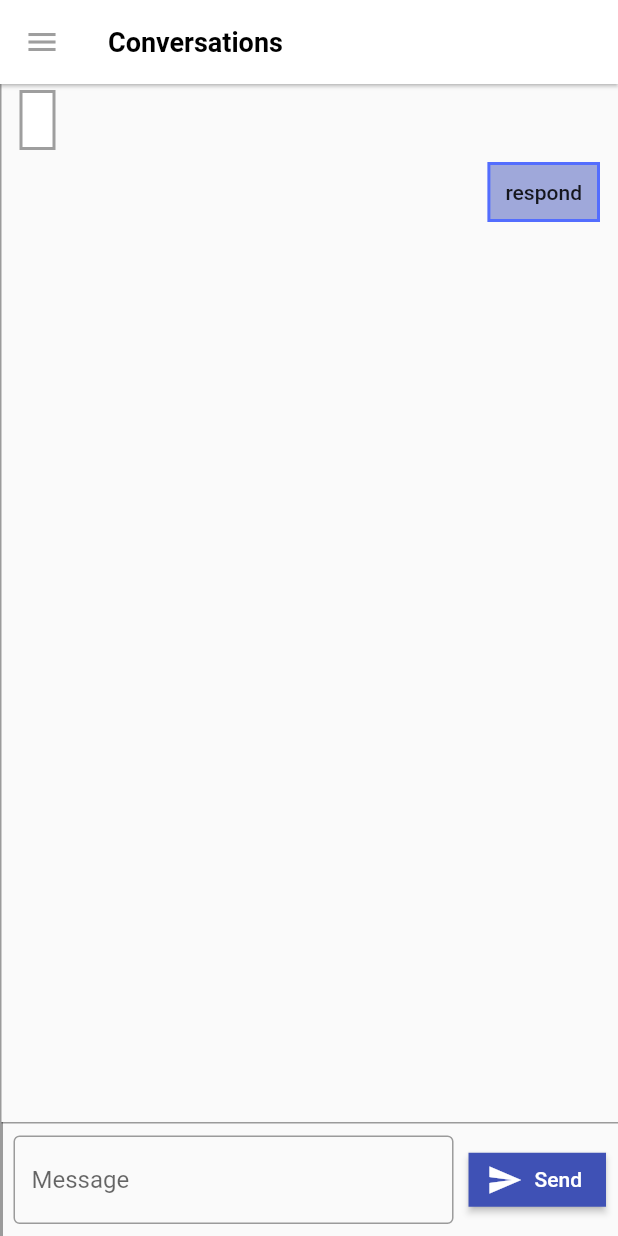
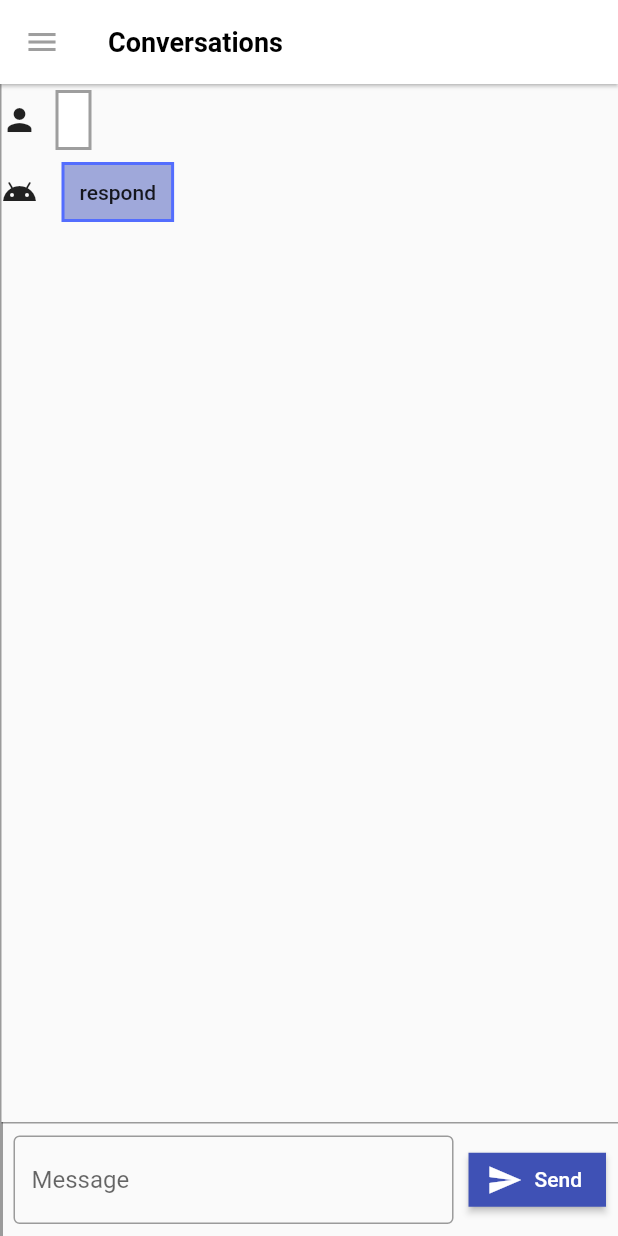
Before and after one commit to roeland-frans/nativegpt, a Flutter app: the screen it shows after launch, after a tap on "Send", on a phone screen of 412 x 824 dp. Run offline on Flutter 3.47's test engine with Material 2 defaults, Android fonts, the phone set to English and light mode, and no system bars.

Commit message:
Added a basic avatar widget

```diff
--- a/lib/app.dart
+++ b/lib/app.dart
@@ -10,7 +10,7 @@ class MyApp extends StatelessWidget {
   @override
   Widget build(BuildContext context) {
     return ChangeNotifierProvider(
-      create: (context) => MyAppState(), // IMPORTANT
+      create: (context) => MyAppState(),
       child: AppTheme(
         themeColorMain: AppThemePalette.themeColorMain,
         themeColorSecondary: AppThemePalette.themeColorSecondary,
--- /dev/null
+++ b/lib/ui/card/avatar.dart
@@ -0,0 +1,18 @@
+import 'package:flutter/material.dart';
+
+class AppAvatar extends StatelessWidget{
+  const AppAvatar({
+    required this.isCurrentUser,
+  });
+  final bool isCurrentUser;
+
+  @override
+  Widget build(BuildContext context) {
+    if (isCurrentUser){
+      return Icon(Icons.person);
+    } else {
+      return Icon(Icons.android);
+    }
+  }
+
+}
--- a/lib/ui/history.dart
+++ b/lib/ui/history.dart
@@ -1,6 +1,8 @@
 import 'package:flutter/material.dart';
 import 'package:testtextapp/event_stream.dart';
 import 'package:testtextapp/ui/card/text.dart';
+import 'package:testtextapp/ui/card/avatar.dart';
+
 
 class ChatHistory extends StatelessWidget {
   final EventStream eventStream;
@@ -32,9 +34,14 @@ class ChatHistory extends StatelessWidget {
           itemBuilder: (context, index) {
             switch (eventStream.events[index].type) {
               case 'nativegpt.event.textMessage':
-                return ChatBubble(
-                  text: eventStream.events[index].data['text'],
-                  isCurrentUser: eventStream.events[index].data['user'],
+                return Row(
+                  children: [
+                    AppAvatar(isCurrentUser: eventStream.events[index].data['user']),
+                    ChatBubble(
+                      text: eventStream.events[index].data['text'],
+                      isCurrentUser: eventStream.events[index].data['user'],
+                    ),
+                  ],
                 );
               default:
                 return null;
```
